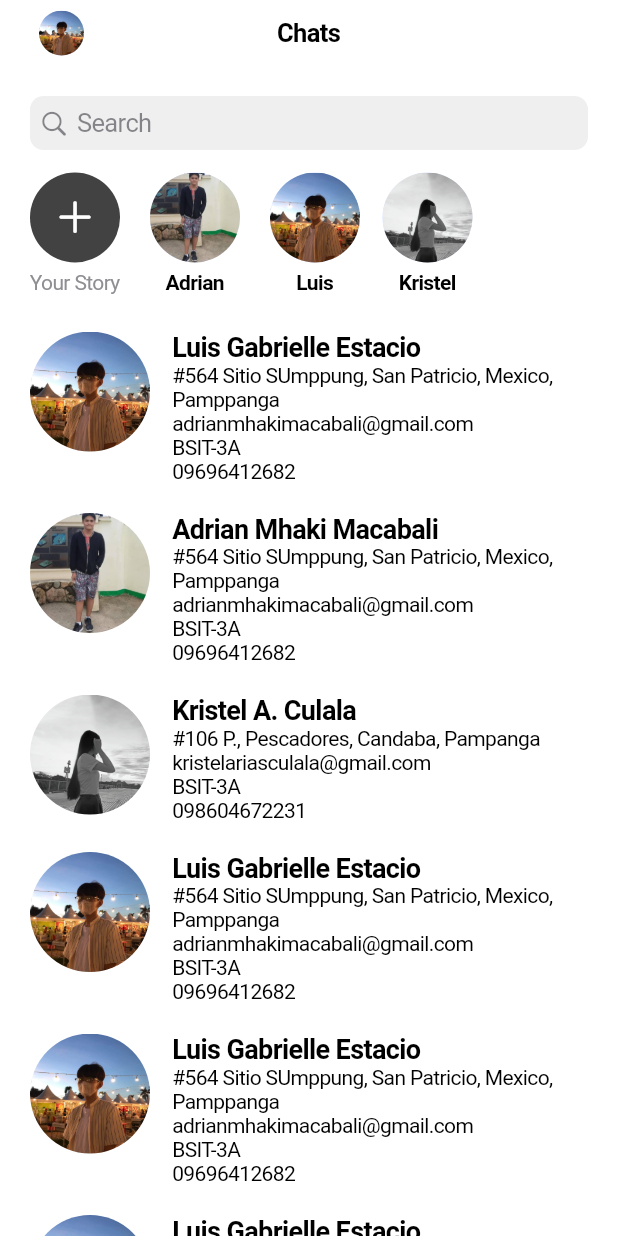
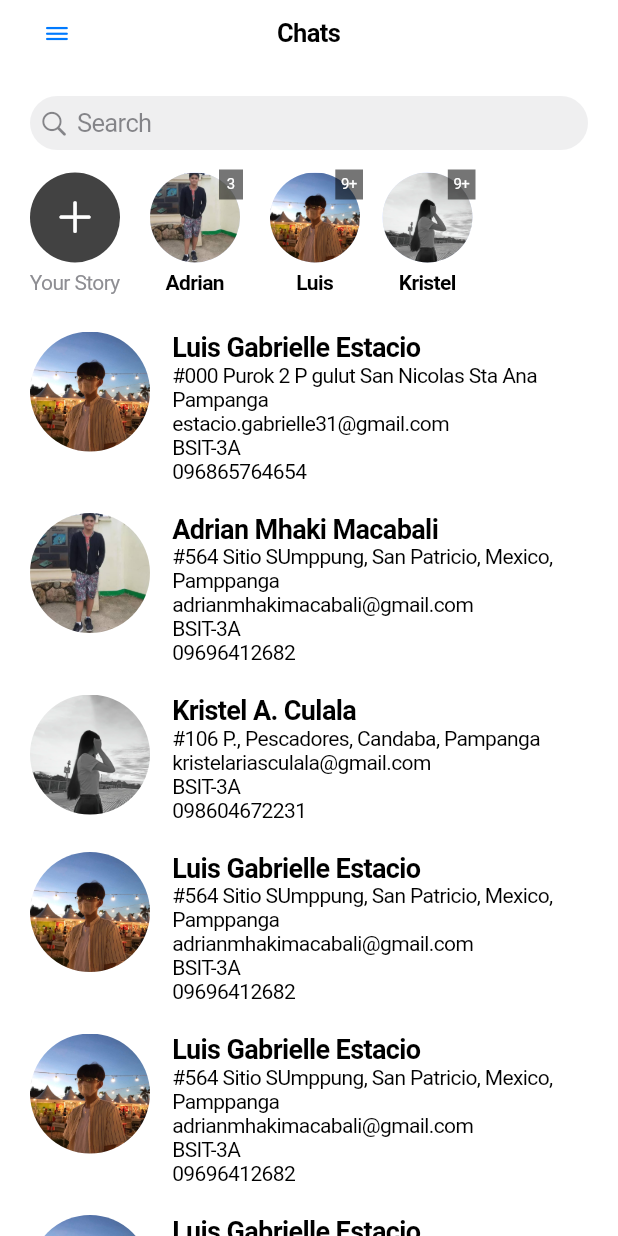
Before and after one commit to megan-esguerra/Resume_App, a Flutter app: the screen it shows after launch, on a phone screen of 412 x 824 dp. Run offline on Flutter 3.47's test engine with Material 3 defaults, Android fonts, the phone set to English and light mode, and no system bars.

```diff
--- a/lib/main.dart
+++ b/lib/main.dart
@@ -20,10 +20,11 @@ class MyAppState extends State<MyApp> {
     {
       'name': 'Luis Gabrielle Estacio',
       'avatar': 'assets/images/LuisAvatar.jpg',
-      'address': '#564 Sitio SUmppung, San Patricio, Mexico, Pamppanga',
-      'email': 'adrianmhakimacabali@gmail.com',
+      'address': '#000 Purok 2 P gulut San Nicolas Sta Ana Pampanga',
+      'email': 'estacio.gabrielle31@gmail.com',
+      'lastMessage': 'Hello!',
       'gradeSection': 'BSIT-3A',
-      'contactNumber': '09696412682'
+      'contactNumber': '096865764654'
     },
     {
       'name': 'Adrian Mhaki Macabali',
@@ -178,17 +179,61 @@ class MyAppState extends State<MyApp> {
       ),
     );
   }
+  Widget _buildStoryAvatar(String avatarPath, String name, int unreadMessages) {
+    return Column(
+      children: [
+        Stack(
+          clipBehavior: Clip.none,
+          children: [
+            CircleAvatar(
+              backgroundImage: AssetImage(avatarPath),
+              radius: 30,
+            ),
+            if (unreadMessages > 0) // Show badge only if there are unread messages
+              Positioned(
+                right: -2,
+                top: -2,
+                child: Container(
+                  padding: EdgeInsets.all(4),
+                  decoration: BoxDecoration(
+                    color: Colors.black54,
+                    shape: BoxShape.rectangle,
 
+                  ),
+                  constraints: BoxConstraints(
+                    minWidth: 16,
+                    minHeight: 16,
+                  ),
+                  child: Center(
+                    child: Text(
+                      unreadMessages > 9 ? '9+' : unreadMessages.toString(),
+                      style: TextStyle(
+                        color: Colors.white,
+                        fontSize: 10,
+                      ),
+                      textAlign: TextAlign.center,
+                    ),
+                  ),
+                ),
+              ),
+          ],
+        ),
+        SizedBox(height: 5),
+        Text(
+          name,
+          style: TextStyle(fontSize: 14, fontWeight: FontWeight.bold),
+        ),
+      ],
+    );
+  }
   @override
   Widget build(BuildContext context) {
     return CupertinoPageScaffold(
       navigationBar: CupertinoNavigationBar(
-        leading: Padding(
-          padding: EdgeInsets.only(left: 10),
-          child: CircleAvatar(
-            backgroundImage: AssetImage('assets/images/LuisAvatar.jpg'),
-            radius: 15,
-          ),
+        leading: CupertinoButton(
+          padding: EdgeInsets.zero,
+          child: Icon(CupertinoIcons.bars),
+          onPressed: () {},
         ),
         middle: Text('Chats'),
         trailing: CupertinoButton(
@@ -209,6 +254,7 @@ class MyAppState extends State<MyApp> {
                 // Search Bar
                 CupertinoSearchTextField(
                   placeholder: 'Search',
+                  borderRadius: BorderRadius.circular(25),
                 ),
                 SizedBox(height: 15),
 
@@ -233,55 +279,17 @@ class MyAppState extends State<MyApp> {
                     ),
                     SizedBox(width: 20),
                     // Added New Avatar Section
-                    Column(
-                      children: [
-                        CircleAvatar(
-                          backgroundImage:
-                          AssetImage('assets/images/AdrianAvatar.jpg'),
-                          radius: 30,
-                        ),
-                        SizedBox(height: 5),
-                        Text(
-                          "Adrian",
-                          style: TextStyle(
-                              fontSize: 14, fontWeight: FontWeight.bold),
-                        ),
-                      ],
-                    ),
+                    _buildStoryAvatar('assets/images/AdrianAvatar.jpg', 'Adrian', 3),
                     SizedBox(width: 20),
-
                     // Added New Avatar Section
-                    Column(
-                      children: [
-                        CircleAvatar(
-                          backgroundImage:
-                          AssetImage('assets/images/LuisAvatar.jpg'),
-                          radius: 30,
-                        ),
-                        SizedBox(height: 5),
-                        Text(
-                          "Luis",
-                          style: TextStyle(
-                              fontSize: 14, fontWeight: FontWeight.bold),
-                        ),
-                      ],
-                    ),
-
+                    _buildStoryAvatar('assets/images/LuisAvatar.jpg', 'Luis', 12),
                     // Added New Avatar Section Here
                     SizedBox(width: 15),
-                    Column(
-                      children: [
-                        CircleAvatar(
-                          backgroundImage: AssetImage('assets/images/KristelAvatar.png'),
-                          radius: 30,
-                        ),
-                        SizedBox(height: 5),
-                        Text(
-                          "Kristel",
-                          style: TextStyle(fontSize: 14, fontWeight: FontWeight.bold),
-                        ),
-                      ],
-                    ),
+                    _buildStoryAvatar('assets/images/KristelAvatar.png', 'Kristel', 21),
+                    // Added New Avatar Section
+                    // Added New Avatar Section Here
+                    // Added New Avatar Section Here
+
                     // Added New Avatar Section
 
                     // Added New Avatar Section Here
```
